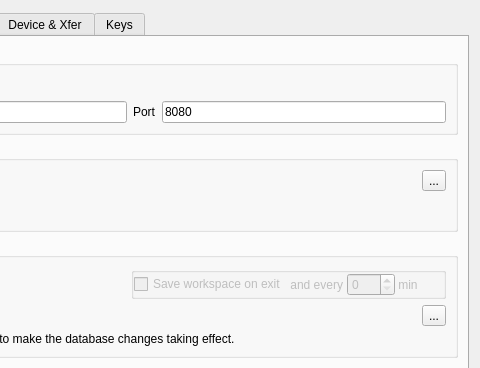
Before: the Qt Designer form src/IDlgConfig.ui in ntruchsess/QLandkarteGT, drawn with Qt 5; both pictures show x 224 to 704 and y 0 to 368 of the 704 by 570 pixel window.
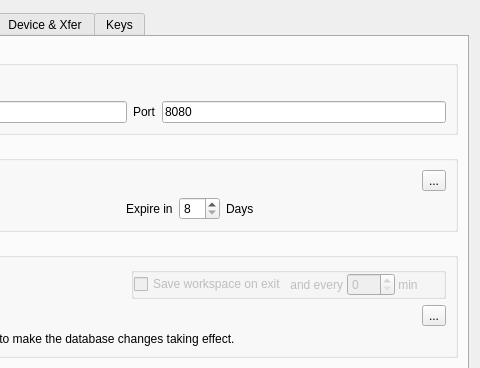
After: the same form once the commit is applied. The open tabs and pages were chosen to show the change. Icons and pictures are not drawn.

Commit message: make cache expire an option

```diff
--- a/src/IDlgConfig.ui
+++ b/src/IDlgConfig.ui
@@ -352,6 +352,48 @@
               </property>
              </widget>
             </item>
+            <item>
+             <widget class="QLabel" name="label_11">
+              <property name="sizePolicy">
+               <sizepolicy hsizetype="Maximum" vsizetype="Preferred">
+                <horstretch>0</horstretch>
+                <verstretch>0</verstretch>
+               </sizepolicy>
+              </property>
+              <property name="text">
+               <string>Expire in</string>
+              </property>
+             </widget>
+            </item>
+            <item>
+             <widget class="QSpinBox" name="spinExpireMapCache">
+              <property name="sizePolicy">
+               <sizepolicy hsizetype="Maximum" vsizetype="Preferred">
+                <horstretch>0</horstretch>
+                <verstretch>0</verstretch>
+               </sizepolicy>
+              </property>
+              <property name="minimum">
+               <number>8</number>
+              </property>
+              <property name="maximum">
+               <number>60</number>
+              </property>
+             </widget>
+            </item>
+            <item>
+             <widget class="QLabel" name="label_12">
+              <property name="sizePolicy">
+               <sizepolicy hsizetype="Preferred" vsizetype="Preferred">
+                <horstretch>0</horstretch>
+                <verstretch>0</verstretch>
+               </sizepolicy>
+              </property>
+              <property name="text">
+               <string>Days</string>
+              </property>
+             </widget>
+            </item>
            </layout>
           </item>
          </layout>
```
The commit also changes 4 other files.
